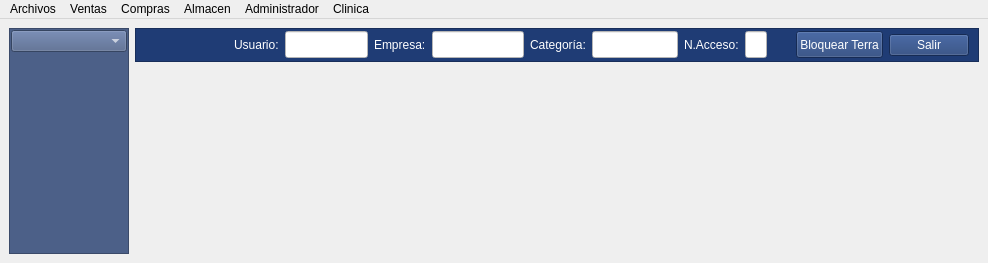
First picture: the form in mainwindow.ui, repository arcnexus/RedFoX, before the edit.
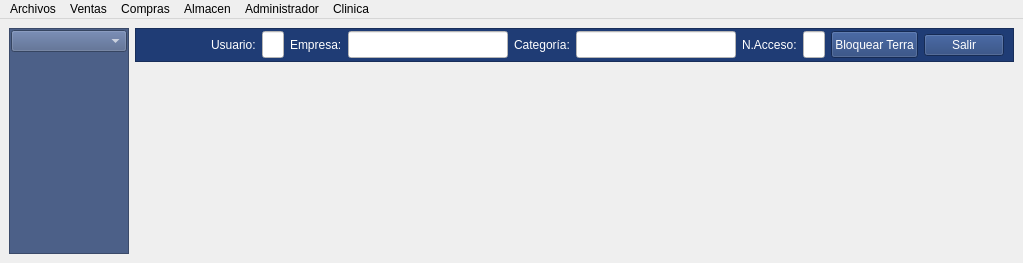
Second picture: the form after the edit. Icons and pictures are not drawn.

Commit message: Arreglo bugs añadir articulo / cambio tamaño campos mainwindow.ui

Diff of the .ui file:
```diff
--- a/mainwindow.ui
+++ b/mainwindow.ui
@@ -662,7 +662,7 @@
            </property>
            <property name="minimumSize">
             <size>
-             <width>0</width>
+             <width>160</width>
              <height>27</height>
             </size>
            </property>
@@ -697,7 +697,7 @@
            </property>
            <property name="minimumSize">
             <size>
-             <width>0</width>
+             <width>160</width>
              <height>27</height>
             </size>
            </property>
@@ -833,7 +833,7 @@
      <x>0</x>
      <y>0</y>
      <width>988</width>
-     <height>27</height>
+     <height>22</height>
     </rect>
    </property>
    <property name="nativeMenuBar">
```
The commit also changes 4 other files.
